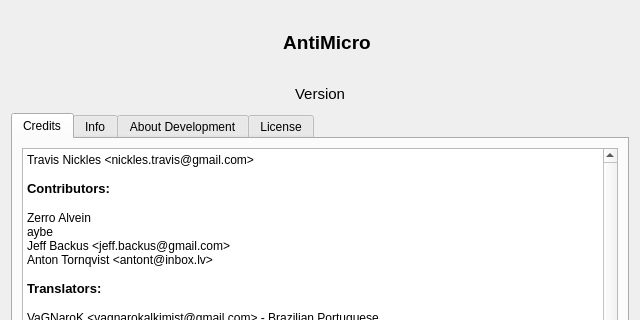
The window that src/aboutdialog.ui (AntiMicroX/antimicrox) describes before a commit, drawn with Qt 5; both pictures show x 0 to 640 and y 0 to 320 of the 640 by 480 pixel window.
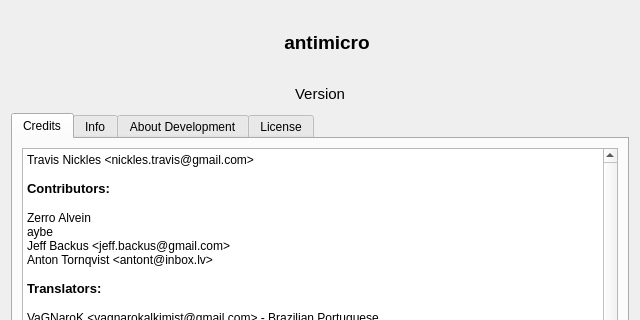
The same window after the commit. Icons and pictures are not drawn.

What changed in the file:
```diff
--- a/src/aboutdialog.ui
+++ b/src/aboutdialog.ui
@@ -72,7 +72,7 @@
         </font>
        </property>
        <property name="text">
-        <string>AntiMicro</string>
+        <string>antimicro</string>
        </property>
        <property name="alignment">
         <set>Qt::AlignHCenter|Qt::AlignTop</set>
```
